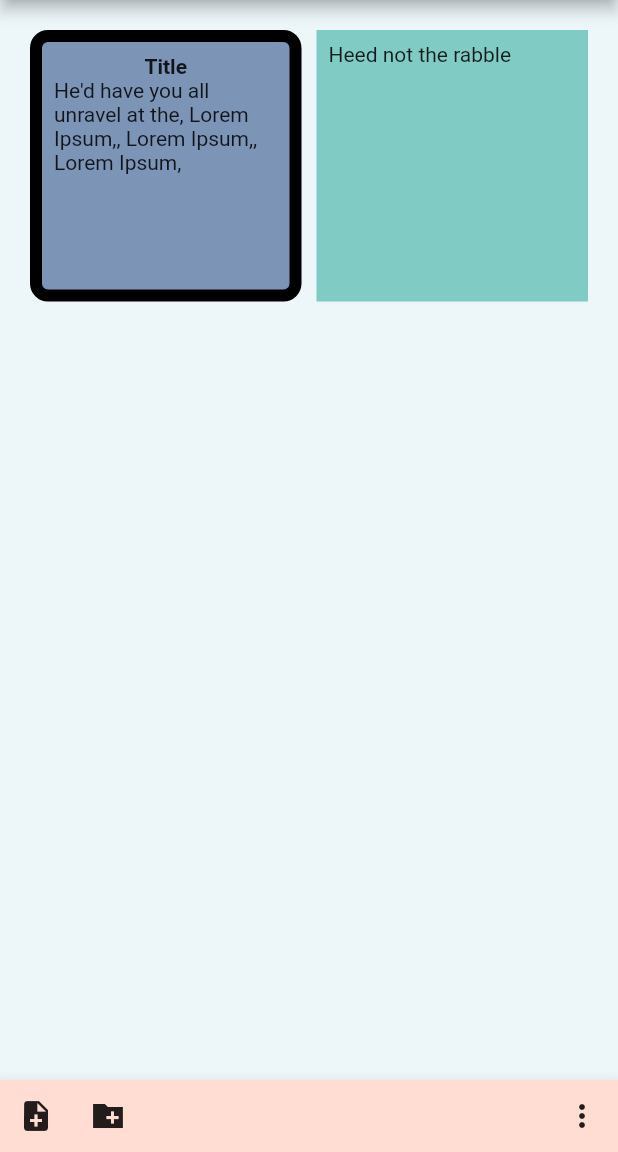
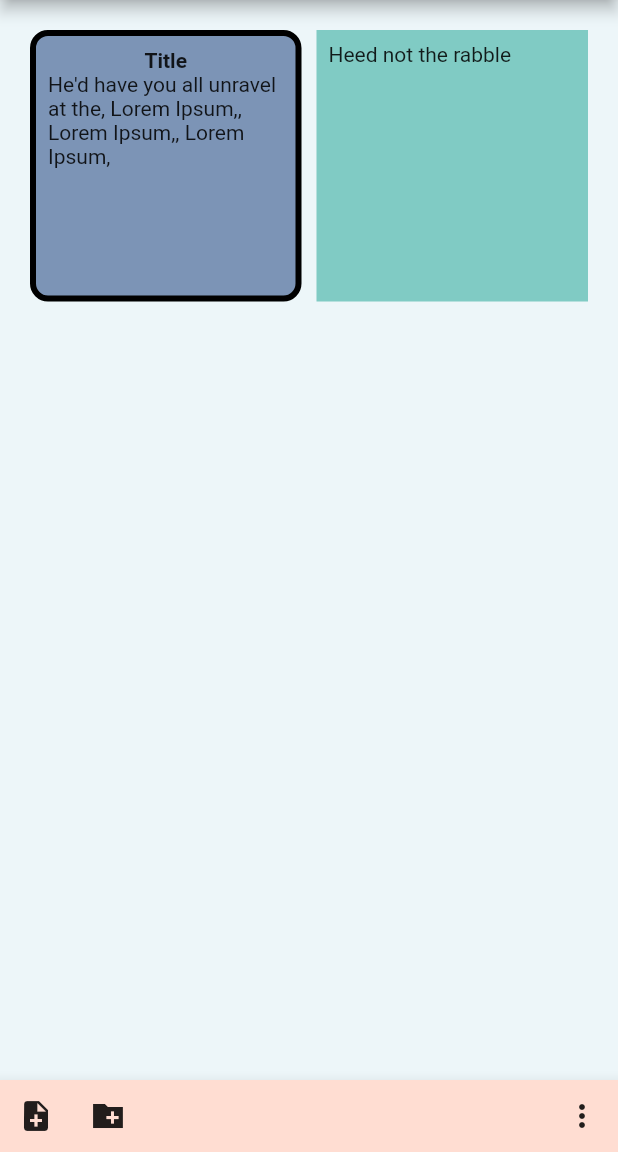
Before and after one commit to DanRagsdale/Panels, a Flutter app: the screen it shows after launch, on a phone screen of 412 x 824 dp, the part 84-1236 px from its top. Run offline on Flutter 3.47's test engine with Material 2 defaults, Android fonts, the phone set to English and light mode, and no system bars.

Commit message:
Basic UI

```diff
--- a/lib/main.dart
+++ b/lib/main.dart
@@ -2,10 +2,13 @@ import 'package:flutter/material.dart';
 
 import 'second_page.dart';
 
-const Color COLOR_TEXT = Colors.black;
+const Color COLOR_TEXT = Color(0xff000000);
 //const Color COLOR_MENU_TEXT = Color(0xff2E272D);
 const Color COLOR_BACKGROUND = Color(0xffEDF6F9);
-const Color COLOR_MENU = Color(0xffFFDDD2);
+
+const Color COLOR_MENU_BG = Color(0xffFFDDD2);
+const Color COLOR_MENU_HOT = Color(0xff4FC5B9);
+const Color COLOR_MENU_COLD = Color.fromARGB(255, 2, 81, 88);
 
 void main() {
 	runApp(MyApp());
@@ -37,7 +40,7 @@ class FirstPage extends StatelessWidget {
 			appBar: AppBar(
 				title: const Text("Panels"),
 				foregroundColor: COLOR_TEXT,
-				backgroundColor: COLOR_MENU,
+				backgroundColor: COLOR_MENU_BG,
 			),
 			body: Container(
 				height: double.infinity,
@@ -50,12 +53,20 @@ class FirstPage extends StatelessWidget {
 					mainAxisSpacing: 10,
 					crossAxisCount: 2,
 					children: <Widget>[
-						Container(
+						GestureDetector(
+							onTap: () {
+								Navigator.of(context).push(
+									MaterialPageRoute(
+										builder: (context) => SecondPage("Title from 0")
+									),
+								);
+							},
+							child: Container(
 								padding: const EdgeInsets.all(8),
 								decoration: BoxDecoration(
 									color: const Color(0xff7c94b6),
 									border: Border.all(
-									width: 8,
+										width: 4,
 									),
 									borderRadius: BorderRadius.circular(12),
 								),
@@ -66,6 +77,8 @@ class FirstPage extends StatelessWidget {
 									],
 								),
 							),
+						),
+
 						Container(
 							padding: const EdgeInsets.all(8),
 							color: Colors.teal[200],
@@ -73,21 +86,9 @@ class FirstPage extends StatelessWidget {
 						),
 					],
 				),
-				//ElevatedButton(
-				//	onPressed: () {
-				//		Navigator.of(context).push(
-				//						MaterialPageRoute(
-				//							builder: (BuildContext context) {
-				//								return SecondPage();
-				//							},
-				//						),
-				//					);
-				//	},
-				//	child: const Text("Button"),
-				//),
 			),
 			bottomNavigationBar: BottomAppBar(
-				color: COLOR_MENU,
+				color: COLOR_MENU_BG,
 				child: Row(children: [
 					IconButton(
 						icon: const Icon(Icons.note_add),
```
Also changed, not shown: lib/second_page.dart (+39 -3 lines). Lines whose indentation alone changed are shown as unchanged.
